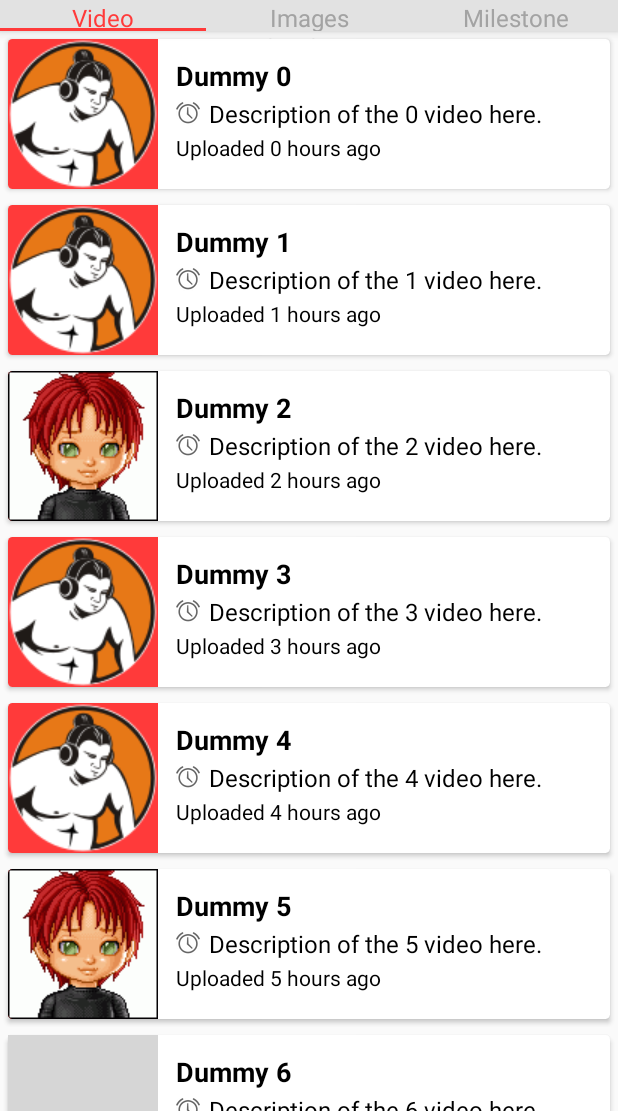
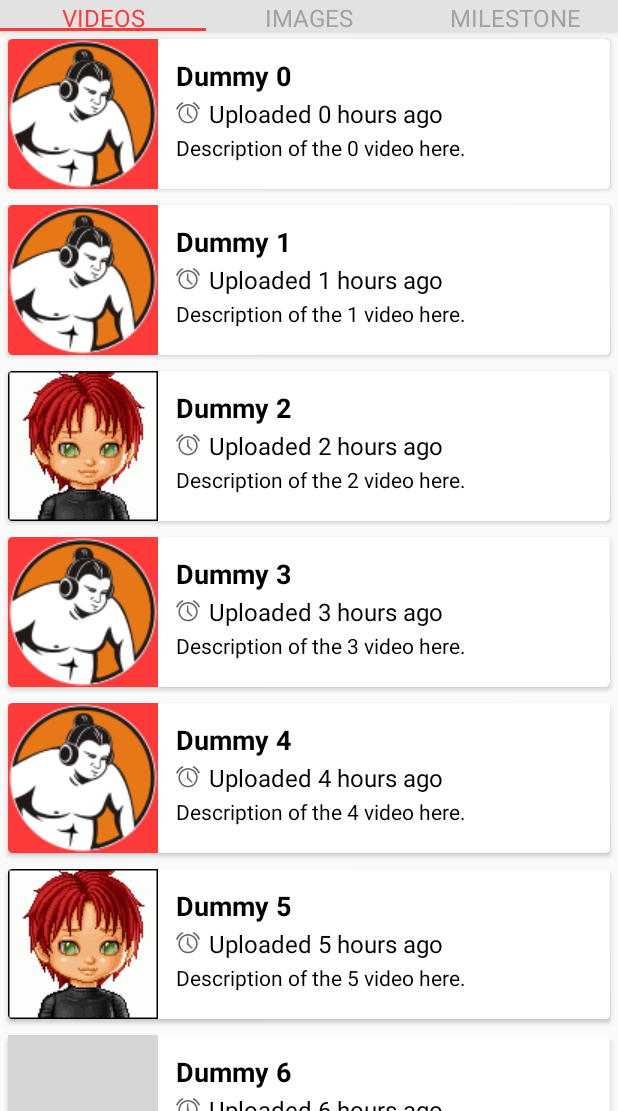
Before and after one commit to prakashbalab24/poc-layout, an Android app: the fragment MediaFragment shown on its own in the app's theme, on a phone screen of 412 x 824 dp, the part 125-1236 px from its top. Run offline under Robolectric (Android 15) with nearby library versions, the phone set to English and light mode, and no system bars; grey boxes are pictures that could not be loaded.

Commit message:
final push

```diff
--- a/app/src/main/AndroidManifest.xml
+++ b/app/src/main/AndroidManifest.xml
@@ -11,8 +11,9 @@
         android:theme="@style/AppTheme">
         <activity
             android:name=".MainActivity"
-            android:label="@string/app_name"
-            android:theme="@style/AppTheme.NoActionBar">
+            android:label="@string/title"
+            android:theme="@style/AppTheme.NoActionBar"
+            android:screenOrientation="portrait">
             <intent-filter>
                 <action android:name="android.intent.action.MAIN" />
 
--- a/app/src/main/java/singledevapps/spotsoon/MainActivity.java
+++ b/app/src/main/java/singledevapps/spotsoon/MainActivity.java
@@ -53,7 +53,7 @@ public class MainActivity extends AppCompatActivity
         // Set a PageTransformer
         PageIndicatorView pageIndicatorView = (PageIndicatorView)findViewById(R.id.pageIndicatorView);
         pageIndicatorView.setViewPager(mViewPager);
-        pageIndicatorView.setSelectedColor(getResources().getColor(R.color.colorAccent));
+        pageIndicatorView.setSelectedColor(getResources().getColor(android.R.color.white));
         pageIndicatorView.setUnselectedColor(getResources().getColor(R.color.darkGrey));
     }
 
--- a/app/src/main/java/singledevapps/spotsoon/data/DummyData.java
+++ b/app/src/main/java/singledevapps/spotsoon/data/DummyData.java
@@ -17,7 +17,7 @@ public class DummyData {
         MediaModel mediaModel;
         for (int i=0;i<=10;i++){
             int rand = GenralHelper.randomNum();
-            mediaModel = new MediaModel("Dummy "+i,"Uploaded "+i+ " hours ago","Description of the "+i+" video here.",thumbs[rand]);
+            mediaModel = new MediaModel("Dummy "+i,"Description of the "+i+" video here.","Uploaded "+i+ " hours ago",thumbs[rand]);
             mediaList.add(mediaModel);
         }
         adapter.notifyDataSetChanged();
--- a/app/src/main/java/singledevapps/spotsoon/fragments/MediaFragment.java
+++ b/app/src/main/java/singledevapps/spotsoon/fragments/MediaFragment.java
@@ -84,17 +84,17 @@ public class MediaFragment extends Fragment{
 
     private void setupTabIcons(int posi) {
 
-        tabOne.setText("Video");
+        tabOne.setText("VIDEOS");
         tabOne.setCompoundDrawablesWithIntrinsicBounds(0, R.drawable.video, 0, 0);
         tabOne.setTextColor(getResources().getColor(R.color.darkGrey));
         tabLayout.getTabAt(0).setCustomView(tabOne);
 
-        tabTwo.setText("Images");
+        tabTwo.setText("IMAGES");
         tabTwo.setTextColor(getResources().getColor(R.color.darkGrey));
         tabTwo.setCompoundDrawablesWithIntrinsicBounds(0, R.drawable.image, 0, 0);
         tabLayout.getTabAt(1).setCustomView(tabTwo);
 
-        tabThree.setText("Milestone");
+        tabThree.setText("MILESTONE");
         tabThree.setTextColor(getResources().getColor(R.color.darkGrey));
         tabThree.setCompoundDrawablesWithIntrinsicBounds(0, R.drawable.milestone, 0, 0);
         tabLayout.getTabAt(2).setCustomView(tabThree);
--- a/app/src/main/res/layout/fragment_video.xml
+++ b/app/src/main/res/layout/fragment_video.xml
@@ -3,11 +3,6 @@
     android:layout_width="match_parent"
     android:layout_height="match_parent"
    >
-    <TextView
-        android:layout_width="match_parent"
-        android:layout_height="wrap_content"
-        android:gravity="center"
-        android:text="@string/app_name"/>
 
     <android.support.v7.widget.RecyclerView
         android:id="@+id/recyclerview"
--- a/app/src/main/res/values/strings.xml
+++ b/app/src/main/res/values/strings.xml
@@ -9,4 +9,5 @@
     <string name="dummy_artist">ft. Jenifer and Beat</string>
     <string name="balaji_manikandan">Balaji Manikandan</string>
     <string name="mail">prakashbala.b24@gmail.com</string>
+    <string name="title">HOME</string>
 </resources>
```
